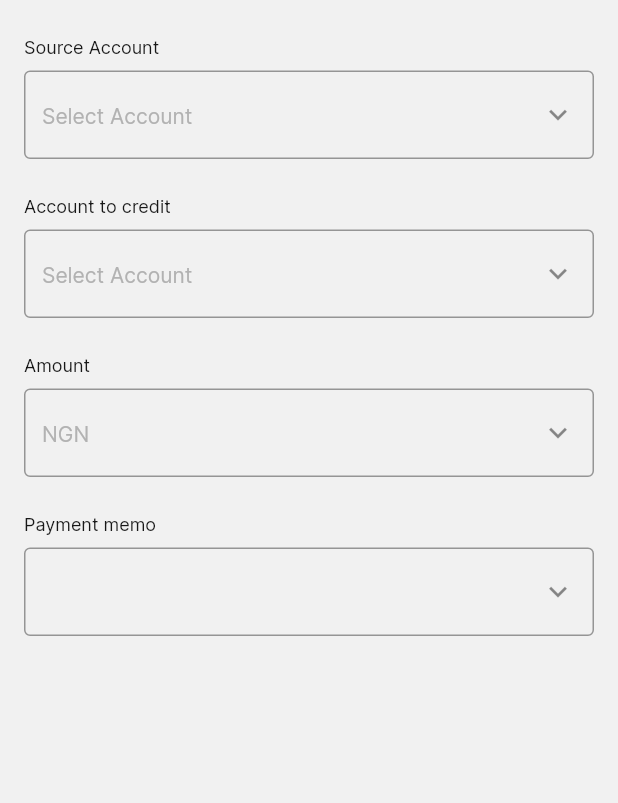
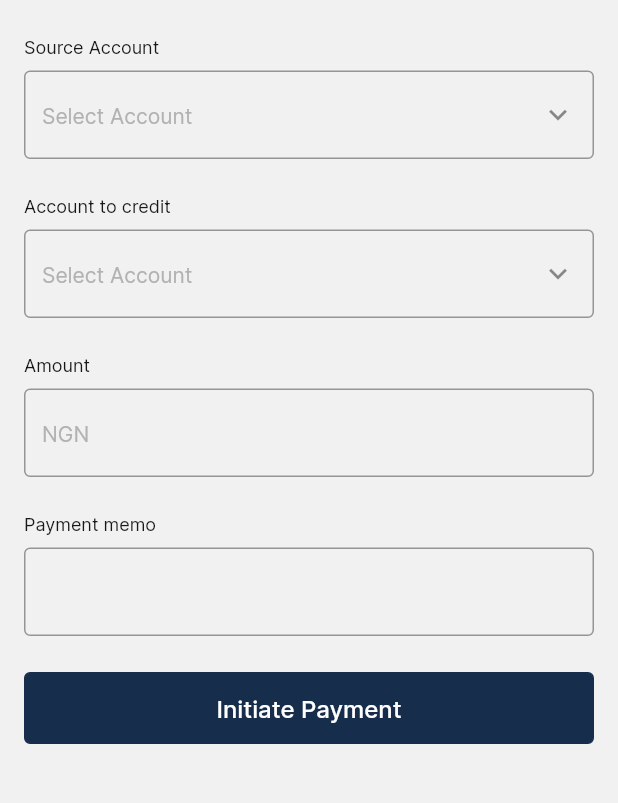
Before and after one commit to Tolulope05/firstbank_cib, a Flutter app: the TransfersScreen screen opened by its route, on a phone screen of 412 x 824 dp, the part 159-962 px from its top. Run offline on Flutter 3.47's test engine with Material 2 defaults, Android fonts, the phone set to English and light mode, and no system bars; our stand-ins replace flutter_svg, get, pinput, smooth_page_indicator.

Commit message:
done with own account

```diff
--- a/lib/view/transfers/transfers_screen.dart
+++ b/lib/view/transfers/transfers_screen.dart
@@ -1,3 +1,4 @@
+import 'package:firstbank_cib/widgets/app_button.dart';
 import 'package:flutter/material.dart';
 import 'package:get/get.dart';
 
@@ -122,7 +123,6 @@ class OwnAccountTabView extends StatelessWidget {
             controller: controller.sourceAccountController,
             headerText: 'Source Account',
             hintText: 'Select Account',
-            obscureText: false,
             suffixIcon: const RotatedBox(
               quarterTurns: 45,
               child: Icon(Icons.chevron_right),
@@ -139,7 +139,6 @@ class OwnAccountTabView extends StatelessWidget {
             controller: controller.beneficialAccountController,
             headerText: 'Account to credit',
             hintText: 'Select Account',
-            obscureText: false,
             suffixIcon: const RotatedBox(
               quarterTurns: 45,
               child: Icon(Icons.chevron_right),
@@ -156,11 +155,6 @@ class OwnAccountTabView extends StatelessWidget {
             controller: controller.beneficialAccountController,
             headerText: 'Amount',
             hintText: 'NGN',
-            obscureText: false,
-            suffixIcon: const RotatedBox(
-              quarterTurns: 45,
-              child: Icon(Icons.chevron_right),
-            ),
           ),
         ),
         Padding(
@@ -173,13 +167,18 @@ class OwnAccountTabView extends StatelessWidget {
             controller: controller.beneficialAccountController,
             headerText: 'Payment memo',
             hintText: '',
-            obscureText: false,
-            suffixIcon: const RotatedBox(
-              quarterTurns: 45,
-              child: Icon(Icons.chevron_right),
-            ),
           ),
         ),
+        Padding(
+            padding: const EdgeInsets.only(
+              top: 24,
+              right: 16.0,
+              left: 16.0,
+            ),
+            child: AppButton(
+              onTap: () {},
+              text: 'Initiate Payment',
+            )),
       ],
     );
   }
--- a/lib/widgets/text_field_input.dart
+++ b/lib/widgets/text_field_input.dart
@@ -8,7 +8,7 @@ class AppTextFieldInput extends StatefulWidget {
     required this.headerText,
     required this.hintText,
     required this.controller,
-    required this.obscureText,
+    this.obscureText = false,
   }) : super(key: key);
   final String headerText;
   final String hintText;
@@ -56,10 +56,12 @@ class _AppTextFieldInputState extends State<AppTextFieldInput> {
             ),
             suffixIcon: GestureDetector(
               onTap: () {
-                if (widget.suffixIcon != null) {
+                if (widget.suffixIcon != null && widget.obscureText == true) {
                   setState(() {
                     widget.obscureText = !widget.obscureText;
                   });
+                } else {
+                  // we can pass every other function here
                 }
               },
               child: widget.suffixIcon ?? const SizedBox.shrink(),
```
